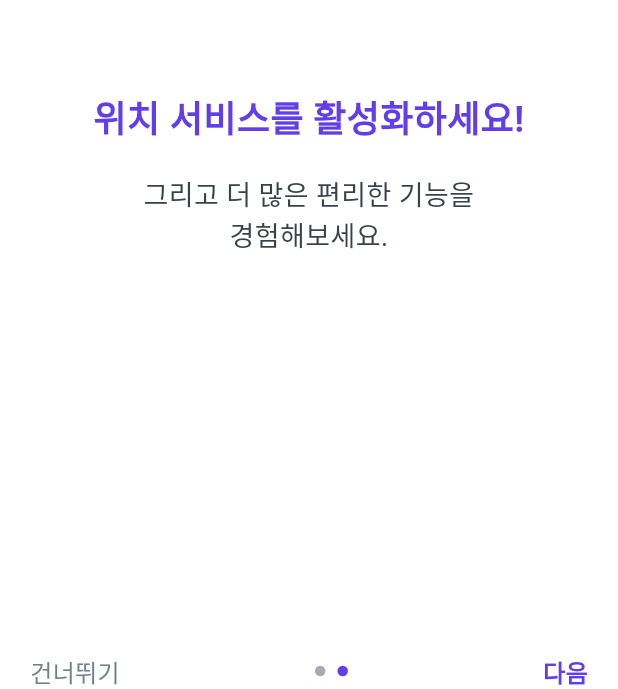
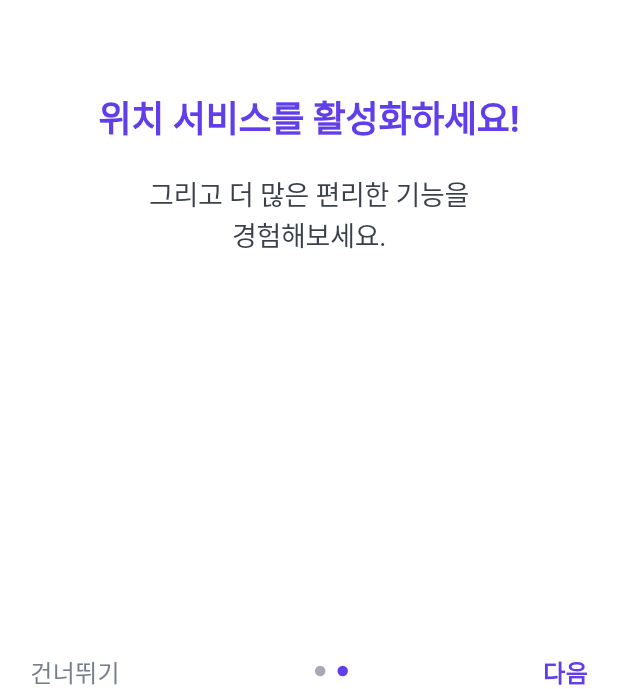
Before and after one commit to hot-spicy-potato/public_parking_info_fe, a Flutter app: the screen it shows after launch, after a tap on "다음", on a phone screen of 412 x 824 dp, the part 547-1236 px from its top. Run offline on Flutter 3.47's test engine with Material 3 defaults, Android fonts, the phone set to English and light mode, and no system bars; drawn by our look-alikes of smooth_page_indicator; our stand-ins replace cookie_jar, dio, dio_cookie_manager, dropdown_button2, flutter_riverpod, freezed_annotation and 4 more; missing offline and left inert: kakao_flutter_sdk, kakao_map_plugin, scroll_datetime_picker, scroll_time_picker, simple_animated_rating_bar; network calls fail; Roboto replaces fonts that are missing (Pretendard).

Commit message:
refactor: splash

```diff
--- /dev/null
+++ b/lib/core/constants/ui/text_styles.dart
@@ -0,0 +1,46 @@
+import 'package:flutter/rendering.dart';
+import 'package:public_parking_info_fe/core/constants/ui/custom_colors.dart';
+
+class TextStyles {
+  static TextStyle style({
+    required double fontSize,
+    required int fontWeight,
+    Color color = CustomColors.darkGrey,
+    double? letterSpacing = -0.2,
+    double? height = 0,
+  }) {
+    FontWeight getFontWeight() {
+      switch (fontWeight) {
+        case 1:
+          return FontWeight.w100;
+        case 2:
+          return FontWeight.w200;
+        case 3:
+          return FontWeight.w300;
+        case 4:
+          return FontWeight.w400;
+        case 5:
+          return FontWeight.w500;
+        case 6:
+          return FontWeight.w600;
+        case 7:
+          return FontWeight.w700;
+        case 8:
+          return FontWeight.w800;
+        case 9:
+          return FontWeight.w900;
+        default:
+          return FontWeight.w400;
+      }
+    }
+
+    return TextStyle(
+      fontFamily: "Pretendard",
+      fontSize: fontSize,
+      fontWeight: getFontWeight(),
+      color: color,
+      height: height,
+      letterSpacing: letterSpacing,
+    );
+  }
+}
--- a/lib/presentation/common_widgets/custom_text_button.dart
+++ b/lib/presentation/common_widgets/opacity_text_button.dart
@@ -1,14 +1,14 @@
 import 'package:flutter/material.dart';
 import 'package:flutter_riverpod/flutter_riverpod.dart';
 
-class CustomTextButton extends ConsumerStatefulWidget {
+class OpacityTextButton extends ConsumerStatefulWidget {
+  final Function onTap;
   final String text;
   final TextStyle textStyle;
-  final Function onTap;
-  const CustomTextButton({
+  const OpacityTextButton({
+    required this.onTap,
     required this.text,
     required this.textStyle,
-    required this.onTap,
     super.key,
   });
 
@@ -16,7 +16,7 @@ class CustomTextButton extends ConsumerStatefulWidget {
   ConsumerState<ConsumerStatefulWidget> createState() => _CustomTextButtonState();
 }
 
-class _CustomTextButtonState extends ConsumerState<CustomTextButton> {
+class _CustomTextButtonState extends ConsumerState<OpacityTextButton> {
   bool isTap = false;
 
   @override
--- a/lib/presentation/my_page/pages/delete_user_page.dart
+++ b/lib/presentation/my_page/pages/delete_user_page.dart
@@ -4,7 +4,7 @@ import 'package:go_router/go_router.dart';
 import 'package:public_parking_info_fe/core/constants/ui/custom_colors.dart';
 import 'package:public_parking_info_fe/core/constants/ui/custom_fonts.dart';
 import 'package:public_parking_info_fe/presentation/common_widgets/custom_bottom_button.dart';
-import 'package:public_parking_info_fe/presentation/splash/providers/page_provider.dart';
+import 'package:public_parking_info_fe/presentation/splash/providers/splash_page_provider.dart';
 import 'package:public_parking_info_fe/providers/user_api_provider.dart';
 import 'package:public_parking_info_fe/resources/resources.dart';
 
@@ -31,7 +31,7 @@ class DeleteUserPage extends ConsumerWidget {
             onTap: () async {
               await ref.read(userApiProvider.notifier).deleteUser();
               userService.logout();
-              ref.read(pageProvider.notifier).state = 0;
+              ref.read(splashPageProvider.notifier).state = 0;
               context.pushReplacementNamed("main");
             },
             child: CustomBottomButton(
--- a/lib/presentation/my_page/pages/my_page.dart
+++ b/lib/presentation/my_page/pages/my_page.dart
@@ -3,7 +3,7 @@ import 'package:flutter_riverpod/flutter_riverpod.dart';
 import 'package:go_router/go_router.dart';
 import 'package:public_parking_info_fe/core/constants/ui/custom_colors.dart';
 import 'package:public_parking_info_fe/core/constants/ui/custom_fonts.dart';
-import 'package:public_parking_info_fe/presentation/splash/providers/page_provider.dart';
+import 'package:public_parking_info_fe/presentation/splash/providers/splash_page_provider.dart';
 import 'package:public_parking_info_fe/providers/user_api_provider.dart';
 import 'package:public_parking_info_fe/resources/resources.dart';
 
@@ -19,7 +19,7 @@ class MyPage extends ConsumerWidget {
         surfaceTintColor: Colors.white,
         leading: GestureDetector(
           onTap: () {
-            ref.read(pageProvider.notifier).state = 0;
+            ref.read(splashPageProvider.notifier).state = 0;
             context.pop();
           },
           child: Icon(Icons.arrow_back_ios, color: CustomColors.darkGrey, size: 15),
--- a/lib/presentation/splash/pages/splash_page.dart
+++ b/lib/presentation/splash/pages/splash_page.dart
@@ -2,8 +2,8 @@ import 'package:flutter/material.dart';
 import 'package:flutter_riverpod/flutter_riverpod.dart';
 import 'package:go_router/go_router.dart';
 import 'package:public_parking_info_fe/core/constants/ui/custom_colors.dart';
-import 'package:public_parking_info_fe/core/constants/ui/custom_fonts.dart';
-import 'package:public_parking_info_fe/presentation/common_widgets/custom_text_button.dart';
+import 'package:public_parking_info_fe/core/constants/ui/text_styles.dart';
+import 'package:public_parking_info_fe/presentation/common_widgets/opacity_text_button.dart';
 import 'package:public_parking_info_fe/presentation/splash/widgets/splash_first.dart';
 import 'package:public_parking_info_fe/presentation/splash/widgets/splash_second.dart';
 import 'package:smooth_page_indicator/smooth_page_indicator.dart';
@@ -15,11 +15,9 @@ class SplashPage extends ConsumerWidget {
   Widget build(BuildContext context, WidgetRef ref) {
     final PageController pageController = PageController();
     final pages = [SplashFirst(), SplashSecond()];
-    double height = MediaQuery.sizeOf(context).height;
 
     return Scaffold(
       backgroundColor: Colors.white,
-      extendBodyBehindAppBar: true,
       body: SafeArea(
         child: Padding(
           padding: const EdgeInsets.symmetric(horizontal: 20),
@@ -40,12 +38,16 @@ class SplashPage extends ConsumerWidget {
               Row(
                 mainAxisAlignment: MainAxisAlignment.spaceBetween,
                 children: [
-                  CustomTextButton(
-                    text: "건너뛰기",
-                    textStyle: CustomFonts.w400(fontSize: 16, color: CustomColors.grey),
+                  OpacityTextButton(
                     onTap: () {
                       context.pushNamed("main");
                     },
+                    text: "건너뛰기",
+                    textStyle: TextStyles.style(
+                      fontSize: 16,
+                      fontWeight: 4,
+                      color: CustomColors.grey,
+                    ),
                   ),
                   SmoothPageIndicator(
                     controller: pageController,
@@ -65,9 +67,7 @@ class SplashPage extends ConsumerWidget {
                       );
                     },
                   ),
-                  CustomTextButton(
-                    text: "다음",
-                    textStyle: CustomFonts.w700(fontSize: 16, color: CustomColors.primary),
+                  OpacityTextButton(
                     onTap: () {
                       if (pageController.page == pages.length - 1) {
                         // 마지막 페이지일 경우 main 페이지로 이동
@@ -79,6 +79,12 @@ class SplashPage extends ConsumerWidget {
                         );
                       }
                     },
+                    text: "다음",
+                    textStyle: TextStyles.style(
+                      fontSize: 16,
+                      fontWeight: 7,
+                      color: CustomColors.primary,
+                    ),
                   ),
                 ],
               ),
--- a/lib/presentation/splash/providers/page_provider.dart
+++ /dev/null
@@ -1,3 +0,0 @@
-import 'package:flutter_riverpod/flutter_riverpod.dart';
-
-final pageProvider = StateProvider<int>((ref) => 0);
--- /dev/null
+++ b/lib/presentation/splash/providers/splash_page_provider.dart
@@ -0,0 +1,3 @@
+import 'package:flutter_riverpod/flutter_riverpod.dart';
+
+final splashPageProvider = StateProvider.autoDispose<int>((ref) => 0);
--- a/lib/presentation/splash/widgets/splash_first.dart
+++ b/lib/presentation/splash/widgets/splash_first.dart
@@ -1,7 +1,8 @@
 import 'package:flutter/material.dart';
 import 'package:flutter_riverpod/flutter_riverpod.dart';
 import 'package:public_parking_info_fe/core/constants/ui/custom_colors.dart';
-import 'package:public_parking_info_fe/core/constants/ui/custom_fonts.dart';
+import 'package:public_parking_info_fe/core/constants/ui/text_styles.dart';
+import 'package:public_parking_info_fe/core/utils/screen_util.dart';
 import 'package:public_parking_info_fe/resources/resources.dart';
 
 class SplashFirst extends ConsumerWidget {
@@ -9,29 +10,23 @@ class SplashFirst extends ConsumerWidget {
 
   @override
   Widget build(BuildContext context, WidgetRef ref) {
-    Size size = MediaQuery.sizeOf(context);
-
     return SizedBox(
-      height: size.height * 0.4,
+      height: screenHeight(context) * 0.4,
       child: Column(
         mainAxisAlignment: MainAxisAlignment.center,
         children: [
-          Image.asset(Images.logoIcon, height: size.height * 0.12),
+          Image.asset(Images.logoIcon, height: screenHeight(context) * 0.12),
           Padding(
             padding: const EdgeInsets.only(top: 60, bottom: 20),
-            child: Text(
-              "공영주차장알리미",
-              style: CustomFonts.w700(fontSize: 24, color: CustomColors.darkGrey),
-            ),
+            child: Text("공영주차장알리미", style: TextStyles.style(fontSize: 24, fontWeight: 7)),
           ),
           Text(
             "이제 주차 고민 끝!",
-            style: CustomFonts.w700(fontSize: 18, color: CustomColors.primary),
-            textAlign: TextAlign.center,
+            style: TextStyles.style(fontSize: 18, fontWeight: 7, color: CustomColors.primary),
           ),
           Text(
             "시간을 절약하고, 주차 스트레스 없이\n편리하게 주차하세요!",
-            style: CustomFonts.w400(fontSize: 18, color: CustomColors.darkGrey),
+            style: TextStyles.style(fontSize: 18, fontWeight: 4),
             textAlign: TextAlign.center,
           ),
         ],
--- a/lib/presentation/splash/widgets/splash_second.dart
+++ b/lib/presentation/splash/widgets/splash_second.dart
@@ -1,7 +1,8 @@
 import 'package:flutter/material.dart';
 import 'package:flutter_riverpod/flutter_riverpod.dart';
 import 'package:public_parking_info_fe/core/constants/ui/custom_colors.dart';
-import 'package:public_parking_info_fe/core/constants/ui/custom_fonts.dart';
+import 'package:public_parking_info_fe/core/constants/ui/text_styles.dart';
+import 'package:public_parking_info_fe/core/utils/screen_util.dart';
 import 'package:public_parking_info_fe/resources/resources.dart';
 
 class SplashSecond extends ConsumerWidget {
@@ -9,25 +10,22 @@ class SplashSecond extends ConsumerWidget {
 
   @override
   Widget build(BuildContext context, WidgetRef ref) {
-    Size size = MediaQuery.sizeOf(context);
-
     return SizedBox(
-      height: size.height * 0.4,
+      height: screenHeight(context) * 0.4,
       child: Column(
         mainAxisAlignment: MainAxisAlignment.center,
         children: [
-          Image.asset(Images.splash03Icon, height: size.height * 0.12),
+          Image.asset(Images.splash03Icon, height: screenHeight(context) * 0.12),
           Padding(
             padding: const EdgeInsets.only(top: 60, bottom: 20),
             child: Text(
               "위치 서비스를 활성화하세요!",
-              style: CustomFonts.w700(fontSize: 24, color: CustomColors.primary),
-              textAlign: TextAlign.center,
+              style: TextStyles.style(fontSize: 24, fontWeight: 7, color: CustomColors.primary),
             ),
           ),
           Text(
             "그리고 더 많은 편리한 기능을\n경험해보세요.",
-            style: CustomFonts.w400(fontSize: 18, color: CustomColors.darkGrey),
+            style: TextStyles.style(fontSize: 18, fontWeight: 4),
             textAlign: TextAlign.center,
           ),
         ],
```
Also changed, not shown: lib/core/utils/screen_util.dart (added, +8 -0 lines), lib/presentation/common_widgets/bottom_bar.dart (+6 -6 lines), lib/presentation/common_widgets/opacity_button.dart (added, +40 -0 lines).
